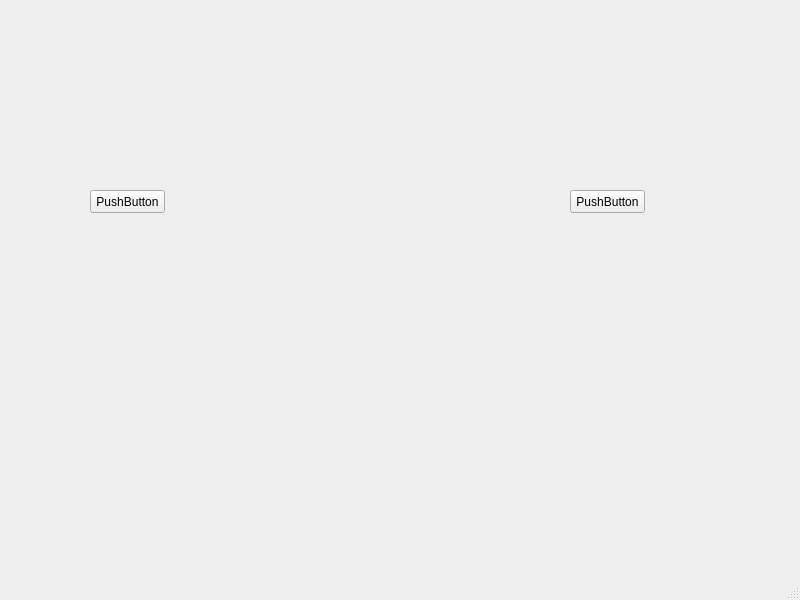
First picture: the form in Qt projects/Testing/mainwindow.ui, repository Algamon/Other, before the edit.
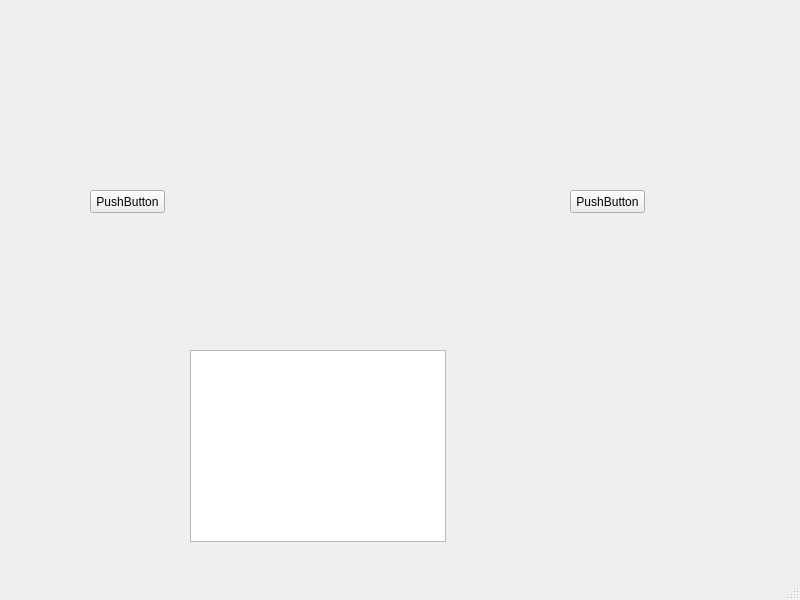
Second picture: the form after the edit.

What changed in the file:
```diff
--- a/Qt projects/Testing/mainwindow.ui
+++ b/Qt projects/Testing/mainwindow.ui
@@ -40,6 +40,16 @@
      <string>PushButton</string>
     </property>
    </widget>
+   <widget class="QColumnView" name="columnView">
+    <property name="geometry">
+     <rect>
+      <x>190</x>
+      <y>350</y>
+      <width>256</width>
+      <height>192</height>
+     </rect>
+    </property>
+   </widget>
   </widget>
   <widget class="QMenuBar" name="menubar">
    <property name="geometry">
```
